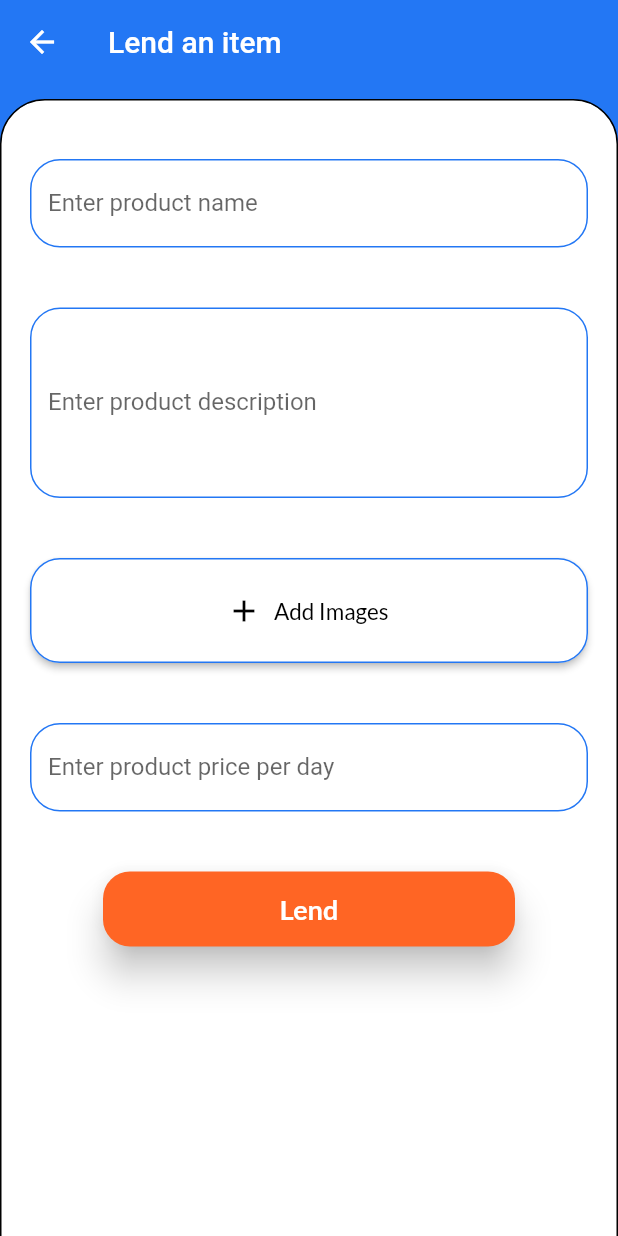
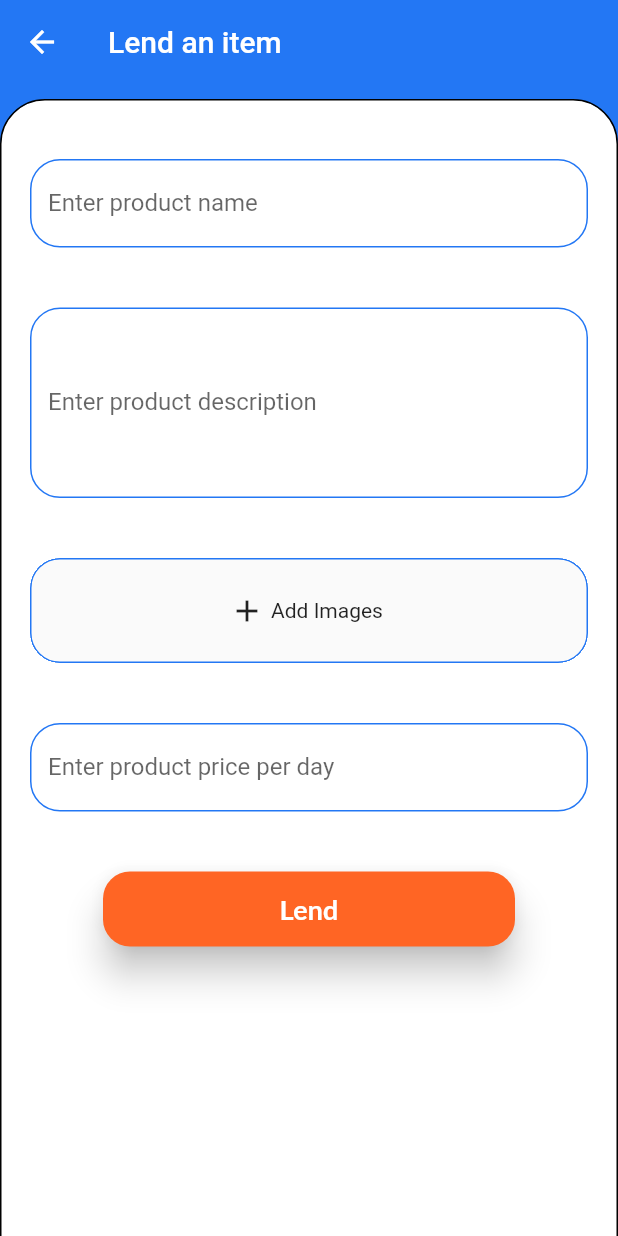
Before and after one commit to Safwan310/rentme, a Flutter app: the AddProduct screen opened directly, on a phone screen of 412 x 824 dp. Run offline on Flutter 3.47's test engine with Material 2 defaults, Android fonts, the phone set to English and light mode, and no system bars; our stand-ins replace file_picker, firebase_auth, firebase_core, google_fonts, image_picker; accounts and stored records are empty.

Commit message:
add product image picking fix

```diff
--- a/lib/main.dart
+++ b/lib/main.dart
@@ -1,5 +1,6 @@
 import 'package:firebase_core/firebase_core.dart';
 import 'package:flutter/material.dart';
+import 'package:rent_my_stuff/screens/AddProduct.dart';
 import 'package:rent_my_stuff/screens/App.dart';
 import 'package:rent_my_stuff/screens/loginPage.dart';
 import 'package:rent_my_stuff/screens/registerPage.dart';
--- a/lib/screens/AddProduct.dart
+++ b/lib/screens/AddProduct.dart
@@ -1,3 +1,6 @@
+import 'dart:io';
+
+import 'package:file_picker/file_picker.dart';
 import 'package:flutter/cupertino.dart';
 import 'package:flutter/material.dart';
 
@@ -12,10 +15,10 @@ class AddProduct extends StatefulWidget {
 }
 
 class _AddProductState extends State<AddProduct> {
-
   TextEditingController _productName = TextEditingController();
   TextEditingController _productDesc = TextEditingController();
   TextEditingController _productPrice = TextEditingController();
+  List<File> selectedImages = [];
 
   void _handleURLButtonPress(BuildContext context, var type) {
     Navigator.push(context,
@@ -29,8 +32,7 @@ class _AddProductState extends State<AddProduct> {
           title: Text("Lend an item"),
           elevation: 0.0,
         ),
-    body: Stack(
-    children: [
+        body: Stack(children: [
           Positioned(
               top: 10,
               height: MediaQuery.of(context).size.height,
@@ -38,7 +40,10 @@ class _AddProductState extends State<AddProduct> {
               child: Container(
                 decoration: BoxDecoration(
                   borderRadius: BorderRadius.circular(30),
-        border: Border(top: BorderSide(),right: BorderSide(),bottom: BorderSide(),
+                  border: Border(
+                      top: BorderSide(),
+                      right: BorderSide(),
+                      bottom: BorderSide(),
                       left: BorderSide()),
                   color: Colors.white,
                 ),
@@ -47,7 +52,6 @@ class _AddProductState extends State<AddProduct> {
               top: 30,
               height: MediaQuery.of(context).size.height,
               width: MediaQuery.of(context).size.width,
-
               child: Padding(
                 padding: EdgeInsets.all(20),
                 child: Column(
@@ -57,17 +61,20 @@ class _AddProductState extends State<AddProduct> {
                       decoration: InputDecoration(
                           labelText: "Enter product name",
                           enabledBorder: OutlineInputBorder(
-                      borderSide: BorderSide(color: primary_color,style: BorderStyle.solid),
+                            borderSide: BorderSide(
+                                color: primary_color, style: BorderStyle.solid),
                             borderRadius: BorderRadius.circular(20),
                           ),
                           focusedBorder: OutlineInputBorder(
-                      borderSide: BorderSide(color: secondary_color,style: BorderStyle.solid),
+                            borderSide: BorderSide(
+                                color: secondary_color,
+                                style: BorderStyle.solid),
                             borderRadius: BorderRadius.circular(20),
-                    )
-
+                          )),
                     ),
+                    SizedBox(
+                      height: 40,
                     ),
-                SizedBox(height: 40,),
                     TextField(
                       controller: _productDesc,
                       keyboardType: TextInputType.multiline,
@@ -77,50 +84,110 @@ class _AddProductState extends State<AddProduct> {
                           labelText: "Enter product description",
                           isDense: true,
                           enabledBorder: OutlineInputBorder(
-                        borderSide: BorderSide(color: primary_color,style: BorderStyle.solid),
+                            borderSide: BorderSide(
+                                color: primary_color, style: BorderStyle.solid),
                             borderRadius: BorderRadius.circular(20),
                           ),
                           focusedBorder: OutlineInputBorder(
-                        borderSide: BorderSide(color: secondary_color,style: BorderStyle.solid),
+                            borderSide: BorderSide(
+                                color: secondary_color,
+                                style: BorderStyle.solid),
                             borderRadius: BorderRadius.circular(20),
-                      )// Added this
+                          ) // Added this
                           //contentPadding: EdgeInsets.all(50),
                           // Added this
                           ),
                     ),
-                SizedBox(height: 40,),
+                    SizedBox(
+                      height: 40,
+                    ),
+                    selectedImages.length == 0
+                        ? addImageButton()
+                        : selectedImageWidgets(),
+                    SizedBox(
+                      height: 40,
+                    ),
+                    TextField(
+                      controller: _productPrice,
+                      decoration: InputDecoration(
+                          labelText: "Enter product price per day",
+                          enabledBorder: OutlineInputBorder(
+                            borderSide: BorderSide(
+                                color: primary_color, style: BorderStyle.solid),
+                            borderRadius: BorderRadius.circular(20),
+                          ),
+                          focusedBorder: OutlineInputBorder(
+                            borderSide: BorderSide(
+                                color: secondary_color,
+                                style: BorderStyle.solid),
+                            borderRadius: BorderRadius.circular(20),
+                          )),
+                    ),
+                    SizedBox(
+                      height: 40,
+                    ),
                     Container(
+                      height: 50,
+                      width: MediaQuery.of(context).size.width / 1.5,
+                      child: ElevatedButton(
+                          style: ElevatedButton.styleFrom(
+                            primary: secondary_color,
+                            elevation: 10.0,
+                            shape: RoundedRectangleBorder(
+                                borderRadius: BorderRadius.circular(18.0)),
+                          ),
+                          onPressed: () {},
+                          child: Text(
+                            "Lend",
+                            style: Theme.of(context)
+                                .textTheme
+                                .button!
+                                .copyWith(fontSize: 18, color: Colors.white),
+                          )),
+                    ),
+                  ],
+                ),
+              ))
+        ]));
+  }
+
+  Widget addImageButton() {
+    return Material(
+      borderRadius: BorderRadius.circular(20),
+      clipBehavior: Clip.hardEdge,
+      child: Container(
           width: MediaQuery.of(context).size.width,
-                  height: 70,
-
-                  child: ElevatedButton.icon(
-                    style: ButtonStyle(
-                      textStyle:MaterialStateProperty.all(TextStyle(color: Colors.black)),
-                      backgroundColor: MaterialStateProperty.all(Colors.white),
-                      shape: MaterialStateProperty.all<RoundedRectangleBorder>(
-                          RoundedRectangleBorder(
-                              borderRadius: BorderRadius.circular(20.0),
-                              side: BorderSide(color: primary_color)
+          constraints: BoxConstraints(minHeight: 70),
+          decoration: BoxDecoration(
+            border: Border.all(color: primary_color, style: BorderStyle.solid),
+            borderRadius: BorderRadius.circular(20),
           ),
-                    ),),
-
-                    icon: Icon(Icons.add,color: Colors.black,),
-                    label: Text('Add Images',style: Theme.of(context).textTheme.bodyText1!.copyWith(color: Colors.black),),
-                    onPressed: () {
+          child: InkWell(
+            onTap: () {
               showModalBottomSheet(
                   context: context,
                   builder: (context) {
                     return Container(
-                              height: MediaQuery.of(context).size.height/4,
+                      height: MediaQuery.of(context).size.height / 4,
                       child: Column(
                         mainAxisAlignment: MainAxisAlignment.start,
                         children: <Widget>[
                           ListTile(
                             leading: new Icon(Icons.photo),
                             title: new Text('Gallery'),
-                                    onTap: () {
+                            onTap: () async {
                               Navigator.pop(context);
-                                      _handleURLButtonPress(context, ImageSourceType.gallery);
+                              FilePickerResult? images =
+                                  await FilePicker.platform.pickFiles(
+                                      type: FileType.image,
+                                      allowMultiple: true);
+                              if (images != null) {
+                                setState(() {
+                                  selectedImages = images.paths
+                                      .map((path) => File(path!))
+                                      .toList();
+                                });
+                              }
                             },
                           ),
                           ListTile(
@@ -128,7 +195,8 @@ class _AddProductState extends State<AddProduct> {
                             title: new Text('Camera'),
                             onTap: () {
                               Navigator.pop(context);
-                                      _handleURLButtonPress(context, ImageSourceType.camera);
+                              _handleURLButtonPress(
+                                  context, ImageSourceType.camera);
                             },
                           ),
                         ],
@@ -136,42 +204,56 @@ class _AddProductState extends State<AddProduct> {
                     );
                   });
             },
+            child: Row(mainAxisAlignment: MainAxisAlignment.center, children: [
+              Icon(Icons.add),
+              Padding(
+                padding: const EdgeInsets.symmetric(horizontal: 4.0),
+                child: Text("Add Images"),
+              )
+            ]),
+          )),
+    );
+  }
+
+  Widget selectedImageWidgets() {
+    return Container(
+        width: MediaQuery.of(context).size.width,
+        constraints: BoxConstraints(minHeight: 70, maxHeight: 150),
+        decoration: BoxDecoration(
+          border: Border.all(color: primary_color, style: BorderStyle.solid),
+          borderRadius: BorderRadius.circular(20),
+        ),
+        child: Expanded(
+            child: ListView(
+                children: List.generate(selectedImages.length, (index) {
+          File image = selectedImages[index];
+          return Padding(
+            padding: const EdgeInsets.all(8.0),
+            child: Container(
+              height: 30,
+              width: MediaQuery.of(context).size.width * .8,
+              decoration: BoxDecoration(
+                  border: Border.all(color: primary_color),
+                  borderRadius: BorderRadius.circular(15)),
+              child: Row(
+                children: [
+                  Container(
+                    width: MediaQuery.of(context).size.width * .7,
+                    child: Padding(
+                      padding: const EdgeInsets.only(left: 8.0),
+                      child: Text(image.path.split('/').last,
+                          overflow: TextOverflow.ellipsis, style: TextStyle()),
                     ),
                   ),
-                SizedBox(height: 40,),
-                TextField(
-                  controller: _productPrice,
-                  decoration: InputDecoration(
-                    labelText: "Enter product price per day",
-                      enabledBorder: OutlineInputBorder(
-                        borderSide: BorderSide(color: primary_color,style: BorderStyle.solid),
-                        borderRadius: BorderRadius.circular(20),
-                      ),
-                      focusedBorder: OutlineInputBorder(
-                        borderSide: BorderSide(color: secondary_color,style: BorderStyle.solid),
-                        borderRadius: BorderRadius.circular(20),
-                      )
+                  Expanded(
+                      child: GestureDetector(
+                          child: Icon(Icons.delete),
+                          onTap: () =>
+                              setState(() => selectedImages.removeAt(index))))
+                ],
               ),
             ),
-                SizedBox(height: 40,),
-                Container(
-                  height: 50,
-                  width: MediaQuery.of(context).size.width/1.5,
-                  child: ElevatedButton(
-                      style: ElevatedButton.styleFrom(
-                        primary: secondary_color,
-                        elevation: 10.0,
-                        shape: RoundedRectangleBorder(borderRadius: BorderRadius.circular(18.0)),
-                      ),
-                      onPressed: (){},
-
-                      child: Text("Lend",style: Theme.of(context).textTheme.button!.copyWith(fontSize:18,color: Colors.white),)),
-
-                ),
-              ],
-            ),
-          )
-      )
-    ]));
+          );
+        }))));
   }
 }
--- a/pubspec.yaml
+++ b/pubspec.yaml
@@ -33,6 +33,8 @@ dependencies:
   material_floating_search_bar: ^0.3.4
   google_fonts: ^2.1.0
   image_picker: ^0.8.4
+  file_picker: ^4.0.0
+
 
 dev_dependencies:
   flutter_test:
```
Also changed, not shown: pubspec.lock. Lines whose indentation alone changed are shown as unchanged.
